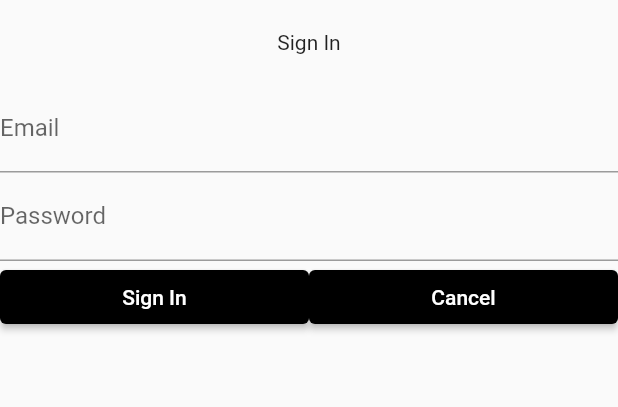
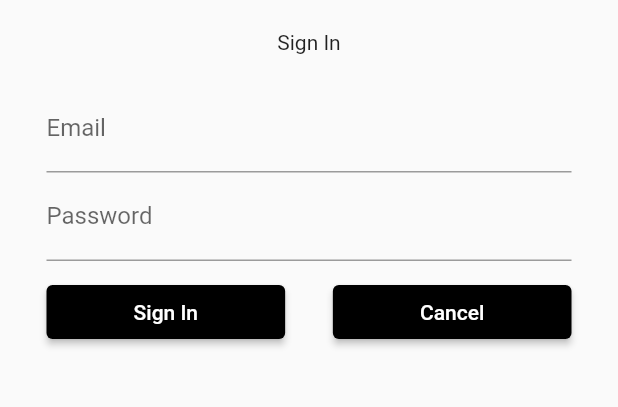
Before and after one commit to sorceryapp/sorcery_client, a Flutter app: the screen it shows after launch, after a tap on "Sign In", on a phone screen of 412 x 824 dp, the part 84-491 px from its top. Run offline on Flutter 3.47's test engine with Material 2 defaults, Android fonts, the phone set to English and light mode, and no system bars; our stand-ins replace dio, flutter_riverpod, flutter_secure_storage, go_router, isar, rxdart; accounts and stored records are empty; generated files the repository leaves out were written again.

Commit message:
add some basic formatting to the forms

```diff
--- a/lib/src/features/authentication/presentation/sign_in_form.dart
+++ b/lib/src/features/authentication/presentation/sign_in_form.dart
@@ -62,8 +62,10 @@ class _SignInFormState extends ConsumerState<SignInForm> {
 
     return Form(
       key: _formKey,
+      child: SizedBox(
+        width: 350,
         child: Column(
-        crossAxisAlignment: CrossAxisAlignment.start,
+          crossAxisAlignment: CrossAxisAlignment.center,
           children: <Widget>[
             TextFormField(
               controller: _emailTextController,
@@ -81,21 +83,28 @@ class _SignInFormState extends ConsumerState<SignInForm> {
                 labelText: 'Password',
               ),
             ),
-          Row(children: <Widget>[
+            Padding(
+              padding: const EdgeInsets.only(top: 10),
+              child: Row(children: <Widget>[
                 Expanded(
+                  flex: 10,
                   child: ElevatedButton(
                     onPressed: () => _submit(),
                     child: const Text('Sign In'),
                   ),
                 ),
+                const Spacer(flex: 2),
                 Expanded(
+                  flex: 10,
                   child: ElevatedButton(
                     onPressed: () => _cancel(),
                     child: const Text('Cancel'),
                   ),
                 )
               ]),
+            ),
           ],
+        ),
       ),
     );
   }
```
Also changed, not shown: lib/src/features/authentication/presentation/sign_up_form.dart (+10 -1 lines), lib/src/features/authentication/presentation/verify_account_form.dart (+26 -2 lines), lib/src/features/authentication/presentation/verify_account_resend_form.dart (+10 -1 lines). Lines whose indentation alone changed are shown as unchanged.
